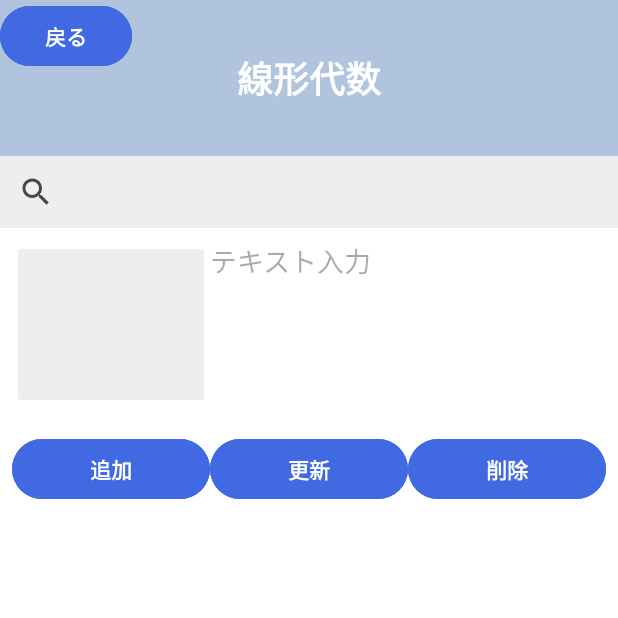
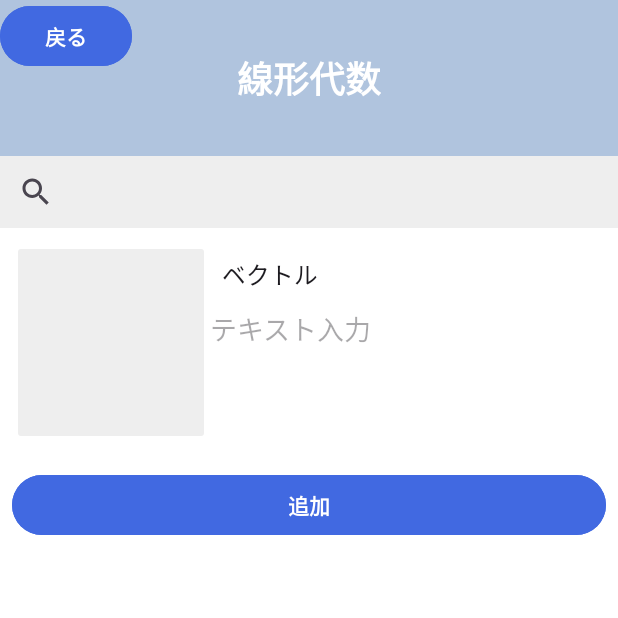
Before and after one commit to TakinamiOsuke/FukusyuKun, an Android app: the LinearAlgebraActivity screen opened directly, with no data from a screen before it, on a phone screen of 412 x 824 dp, the top half of it. Run offline under Robolectric (Android 15) with nearby library versions, the phone set to English and light mode, and no system bars.

Commit message:
上半分のレイアウト完成

```diff
--- a/src/main/java/es/exsample/LinearAlgebraActivity.java
+++ b/src/main/java/es/exsample/LinearAlgebraActivity.java
@@ -11,7 +11,7 @@ public class LinearAlgebraActivity extends AppCompatActivity {
     @Override
     protected void onCreate(Bundle savedInstanceState) {
         super.onCreate(savedInstanceState);
-        setContentView(R.layout.liner_algebra); // liner_algebra.xml を表示
+        setContentView(R.layout.linear_algebra); // liner_algebra.xml を表示
 
         // 戻るボタンを取得
         Button btnBack = findViewById(R.id.btn_back);
--- a/src/main/res/layout/liner_algebra.xml
+++ b/src/main/res/layout/linear_algebra.xml
@@ -43,12 +43,13 @@
         android:background="#EEEEEE"
         android:queryHint="キーワードを検索" />
 
-    <!-- TableRow (画像とテキスト) -->
+    <!-- TableRow (ImageButton + Spinner + EditText) -->
     <TableRow
         android:layout_width="match_parent"
         android:layout_height="wrap_content"
         android:padding="8dp">
 
+        <!-- ImageButton -->
         <ImageButton
             android:id="@+id/image_button"
             android:layout_width="0dp"
@@ -57,15 +58,33 @@
             android:backgroundTint="#EEEEEE"
             tools:srcCompat="@android:drawable/ic_menu_gallery" />
 
-        <EditText
-            android:id="@+id/edit_text"
+        <!-- Spinner and EditText -->
+        <LinearLayout
             android:layout_width="0dp"
             android:layout_height="match_parent"
             android:layout_weight="2"
-            android:hint="テキスト入力"
-            android:lines="5"
-            android:gravity="top"
-            android:background="#FFFFFF" />
+            android:orientation="vertical">
+
+            <Spinner
+                android:id="@+id/spinner"
+                android:layout_width="match_parent"
+                android:layout_height="0dp"
+                android:layout_weight="1"
+                android:entries="@array/linear_algebra_menu"
+                android:textStyle="bold"
+                android:background="#FFFFFF" />
+
+            <EditText
+                android:id="@+id/edit_text"
+                android:layout_width="match_parent"
+                android:layout_height="0dp"
+                android:layout_weight="2"
+                android:hint="テキスト入力"
+                android:lines="5"
+                android:gravity="top"
+                android:background="#FFFFFF" />
+
+        </LinearLayout>
 
     </TableRow>
 
@@ -84,24 +103,6 @@
             android:backgroundTint="#4169E1"
             android:textStyle="bold"
             android:text="追加" />
-
-        <Button
-            android:id="@+id/btn_update"
-            android:layout_width="wrap_content"
-            android:layout_height="wrap_content"
-            android:layout_weight="1"
-            android:backgroundTint="#4169E1"
-            android:textStyle="bold"
-            android:text="更新" />
-
-        <Button
-            android:id="@+id/btn_delete"
-            android:layout_width="wrap_content"
-            android:layout_height="wrap_content"
-            android:layout_weight="1"
-            android:backgroundTint="#4169E1"
-            android:textStyle="bold"
-            android:text="削除" />
 
     </TableRow>
 
--- a/src/main/res/values/strings.xml
+++ b/src/main/res/values/strings.xml
@@ -28,5 +28,26 @@
     <string name="tv_sight">観光地を入力してください。</string>
     <string name="bt_search">検索</string>
     <string name="tv_result">検索結果：</string>
+    <!-- 線形代数のメニュー -->
+    <string-array name="linear_algebra_menu">
+        <item>ベクトル</item>
+        <item>行列</item>
+        <item>行列式</item>
+        <item>連立１次方程式</item>
+        <item>線形空間</item>
+        <item>線形写像</item>
+        <item>行列の対角比</item>
+        <item>ジョルダン標準形</item>
+    </string-array>
+
+    <!-- 微分積分のメニュー -->
+    <string-array name="calculus_menu">
+        <item>数列と関数の極限</item>
+        <item>微分法とその応用</item>
+        <item>積分法とその応用</item>
+        <item>2変数関数の微分</item>
+        <item>2変数関数の重積分</item>
+    </string-array>
+
 
 </resources>
```
Also changed, not shown: src/main/res/layout/calculus.xml (+25 -25 lines).
